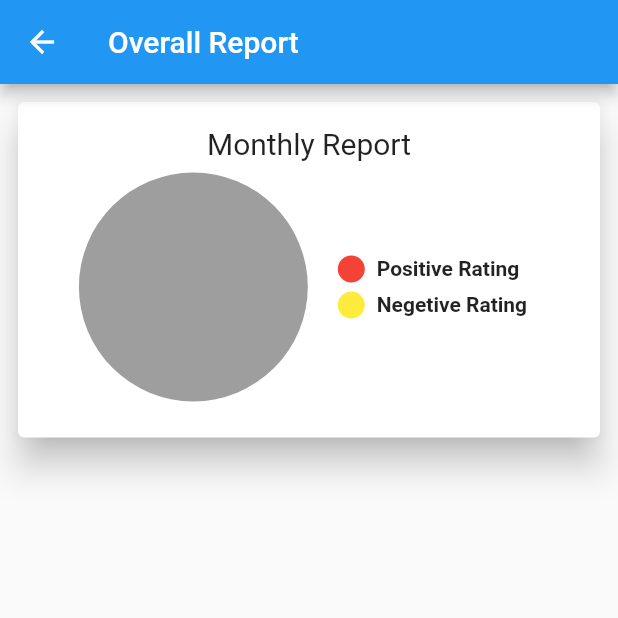
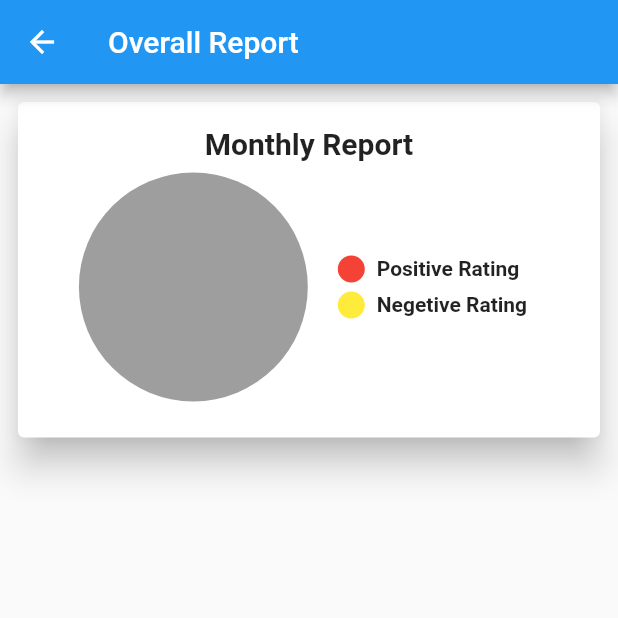
Before and after one commit to IIBTech007/review_app, a Flutter app: the BusinessReport screen opened directly with empty values, on a phone screen of 412 x 824 dp, the top half of it. Run offline on Flutter 3.47's test engine with Material 2 defaults, Android fonts, the phone set to English and light mode, and no system bars; drawn by our look-alikes of pie_chart; our stand-ins replace data_connection_checker, datetime_picker_formfield, fancy_bottom_navigation, flushbar, flutter_rating_bar, flutter_slidable and 14 more; missing offline and left inert: ars_progress_dialog, expandable_card, flutter_barcode_scanner, flutter_polyline_points, need_resume; accounts and stored records are empty; network calls fail.

```diff
--- a/lib/AppScreens/Admin/Business/BusinessReport.dart
+++ b/lib/AppScreens/Admin/Business/BusinessReport.dart
@@ -1,4 +1,5 @@
 
+import 'package:flutter/cupertino.dart';
 import 'package:flutter/material.dart';
 import 'package:get/get.dart';
 import 'package:pie_chart/pie_chart.dart';
@@ -60,7 +61,7 @@ class _BusinessReportState extends State<BusinessReport> {
                           return Column(
                             mainAxisSize: MainAxisSize.min,
                             children: [
-                              Text("Monthly Report",style: TextStyle(fontSize: 20),),
+                              Text("Monthly Report",style: TextStyle(fontSize: 20,fontWeight: FontWeight.bold),),
                           Visibility(
                           visible: _reportController.dataMap!=null,
                             child: PieChart(
```
